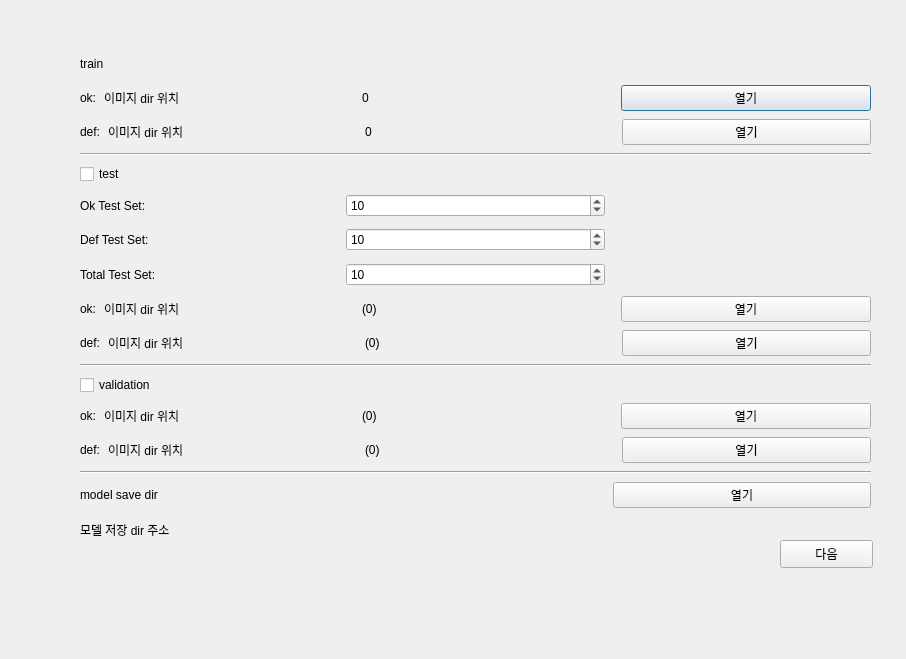
Before: the Qt Designer form GUI/training/training_init.ui in sdc-defect/QC-Process, drawn with Qt 5.
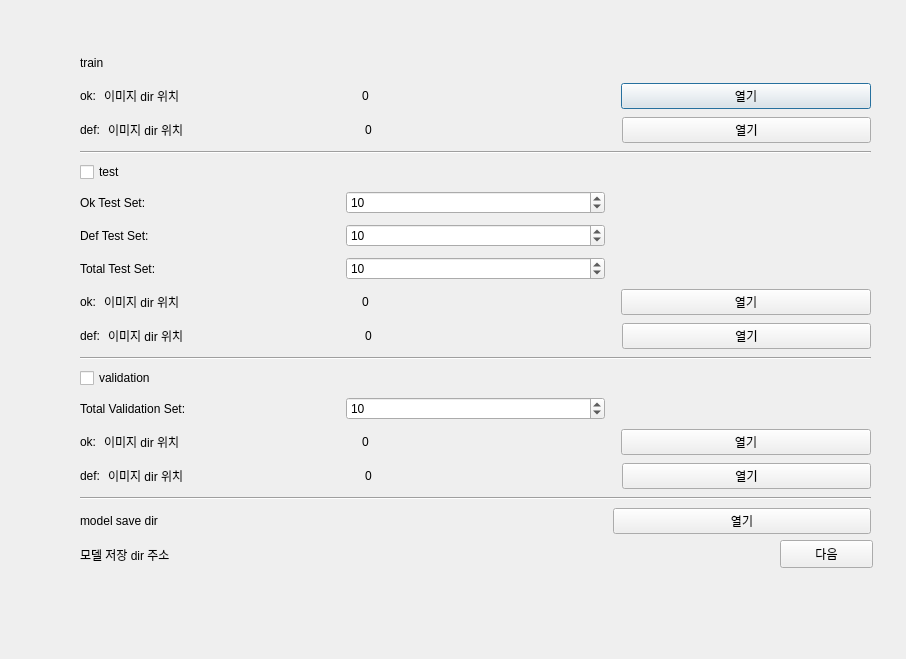
After: the same form once the commit is applied.

Commit message: Feat. GUI: TestSet hide 로직 추가

Patch:
```diff
--- a/GUI/training/training_init.ui
+++ b/GUI/training/training_init.ui
@@ -19,7 +19,7 @@
      <x>80</x>
      <y>50</y>
      <width>791</width>
-     <height>493</height>
+     <height>517</height>
     </rect>
    </property>
    <layout class="QVBoxLayout" name="verticalLayout">
@@ -241,7 +241,7 @@
       <item>
        <widget class="QLabel" name="labelOkTestCount">
         <property name="text">
-         <string>(0)</string>
+         <string>0</string>
         </property>
        </widget>
       </item>
@@ -273,7 +273,7 @@
       <item>
        <widget class="QLabel" name="labelDefTestCount">
         <property name="text">
-         <string>(0)</string>
+         <string>0</string>
         </property>
        </widget>
       </item>
@@ -300,6 +300,40 @@
       </property>
      </widget>
     </item>
+    <item>
+     <layout class="QHBoxLayout" name="totalValidationSet">
+      <item>
+       <widget class="QLabel" name="labelTotalRatioValidationTitle">
+        <property name="text">
+         <string>Total Validation Set:</string>
+        </property>
+       </widget>
+      </item>
+      <item>
+       <widget class="QSpinBox" name="spinBoxTotalRatioValidationCount">
+        <property name="minimum">
+         <number>5</number>
+        </property>
+        <property name="maximum">
+         <number>20</number>
+        </property>
+        <property name="singleStep">
+         <number>5</number>
+        </property>
+        <property name="value">
+         <number>10</number>
+        </property>
+       </widget>
+      </item>
+      <item>
+       <widget class="QLabel" name="labelTotalRatioValidationCount">
+        <property name="text">
+         <string/>
+        </property>
+       </widget>
+      </item>
+     </layout>
+    </item>
     <item>
      <layout class="QHBoxLayout" name="validationOk" stretch="0,1,1,1">
       <item>
@@ -319,7 +353,7 @@
       <item>
        <widget class="QLabel" name="labelOkValidationCount">
         <property name="text">
-         <string>(0)</string>
+         <string>0</string>
         </property>
        </widget>
       </item>
@@ -351,7 +385,7 @@
       <item>
        <widget class="QLabel" name="labelDefValidationCount">
         <property name="text">
-         <string>(0)</string>
+         <string>0</string>
         </property>
        </widget>
       </item>
```
The commit also changes 2 other files.
